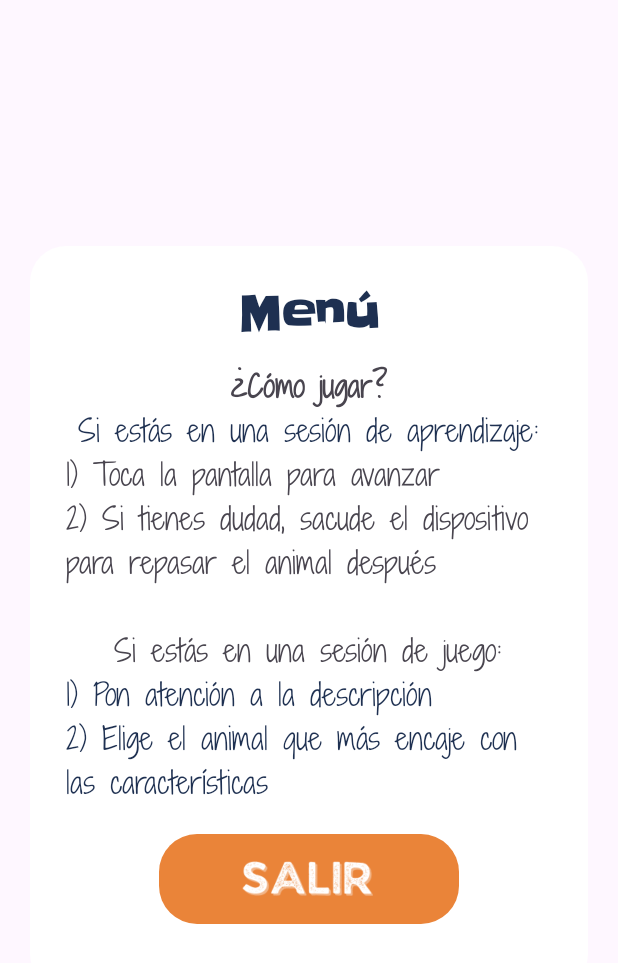
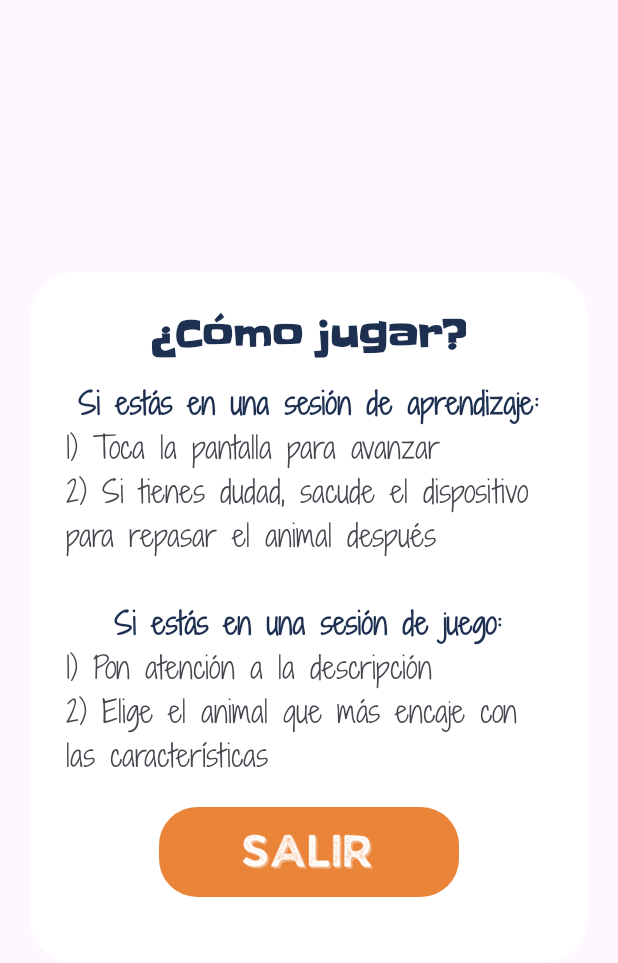
Before and after one commit to cami-1310/QuienSoy_AnimalEdition, an Android app: the layout modal_menu.xml on its own in the app's theme, with its tools: preview values and no code run, on a phone screen of 412 x 824 dp. Shown: the top 963 px of the screen. Run offline under Robolectric (Android 15) with nearby library versions, the phone set to English and light mode, and no system bars.

Commit message:
Jugar y aprender terminado para todas las categorías y boton de ayuda

```diff
--- a/app/src/main/java/com/example/proyectofinal/Pantalla_aprender.java
+++ b/app/src/main/java/com/example/proyectofinal/Pantalla_aprender.java
@@ -118,7 +118,6 @@ public class Pantalla_aprender extends AppCompatActivity implements SensorEventL
         txtDieta.setText(a.getDieta());
         txtGeneralidades.setText("Generalidades: "+a.getGeneralidades());
         aplicarAnimacion(namebox);
-        aplicarAnimacion(img);
         aplicarAnimacion(infobox);
     }
 
--- a/app/src/main/res/drawable/bg_modal.xml
+++ b/app/src/main/res/drawable/bg_modal.xml
@@ -1,6 +1,6 @@
 <shape xmlns:android="http://schemas.android.com/apk/res/android">
     <solid android:color="#FFFFFF"/>
-    <corners android:radius="24dp"/>
+    <corners android:radius="30dp"/>
     <padding
         android:left="16dp"
         android:top="16dp"
--- a/app/src/main/res/layout/modal_menu.xml
+++ b/app/src/main/res/layout/modal_menu.xml
@@ -12,8 +12,8 @@
     <TextView
         android:fontFamily="@font/slackey_regular"
         android:textColor="#1E3051"
-        android:text="Menú"
-        android:textSize="30dp"
+        android:text="¿Cómo jugar?"
+        android:textSize="25dp"
         android:textStyle="bold"
         android:layout_gravity="center"
         android:paddingBottom="12dp"
@@ -22,14 +22,7 @@
 
     <TextView
         android:fontFamily="@font/shadowsintolighttwo_regular"
-        android:textSize="20dp"
         android:textStyle="bold"
-        android:layout_width="wrap_content"
-        android:layout_height="wrap_content"
-        android:text="¿Cómo jugar?"/>
-
-    <TextView
-        android:fontFamily="@font/shadowsintolighttwo_regular"
         android:textColor="#1E3051"
         android:textSize="20dp"
         android:layout_width="wrap_content"
@@ -46,13 +39,14 @@
     <TextView
         android:fontFamily="@font/shadowsintolighttwo_regular"
         android:textSize="20dp"
+        android:textColor="#1E3051"
+        android:textStyle="bold"
         android:layout_width="wrap_content"
         android:layout_height="wrap_content"
         android:text="\nSi estás en una sesión de juego:"/>
 
     <TextView
         android:fontFamily="@font/shadowsintolighttwo_regular"
-        android:textColor="#1E3051"
         android:textSize="20dp"
         android:layout_width="wrap_content"
         android:layout_height="wrap_content"
```
Also changed, not shown: app/src/main/java/com/example/proyectofinal/Controles.java (+19 -1 lines), app/src/main/java/com/example/proyectofinal/Pantalla_juego.java (+7 -7 lines), app/src/main/res/layout/controles.xml (+3 -4 lines), app/src/main/res/drawable/btn_ayuda.png (added), app/src/main/res/drawable/btn_menu.png (deleted).
